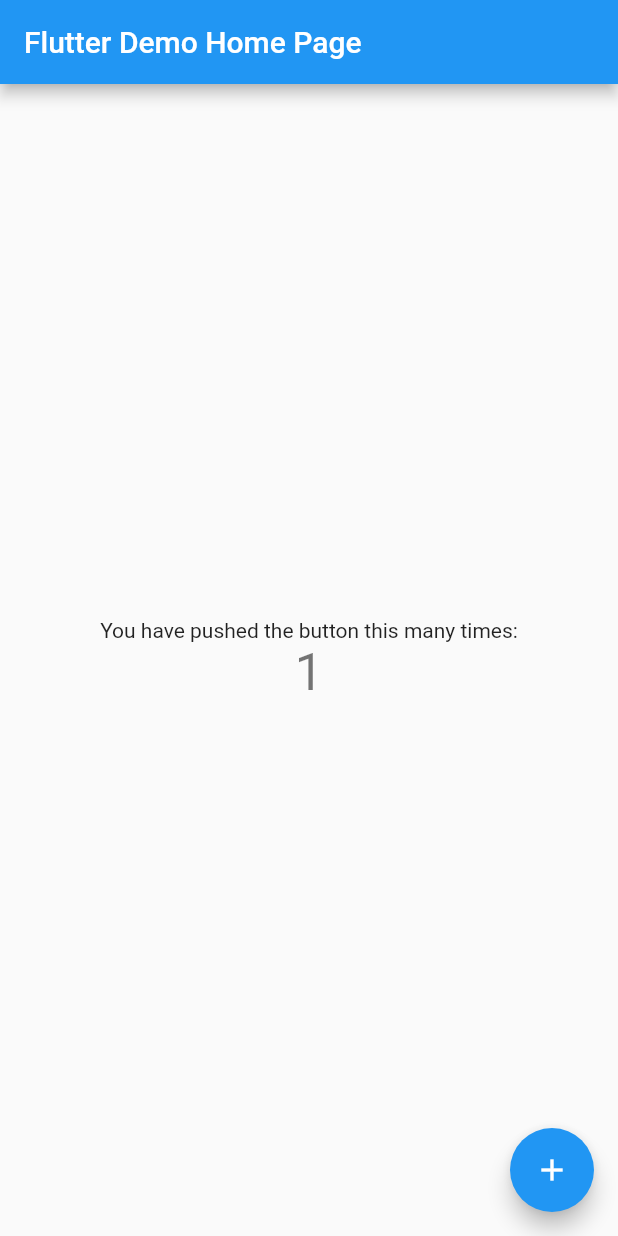
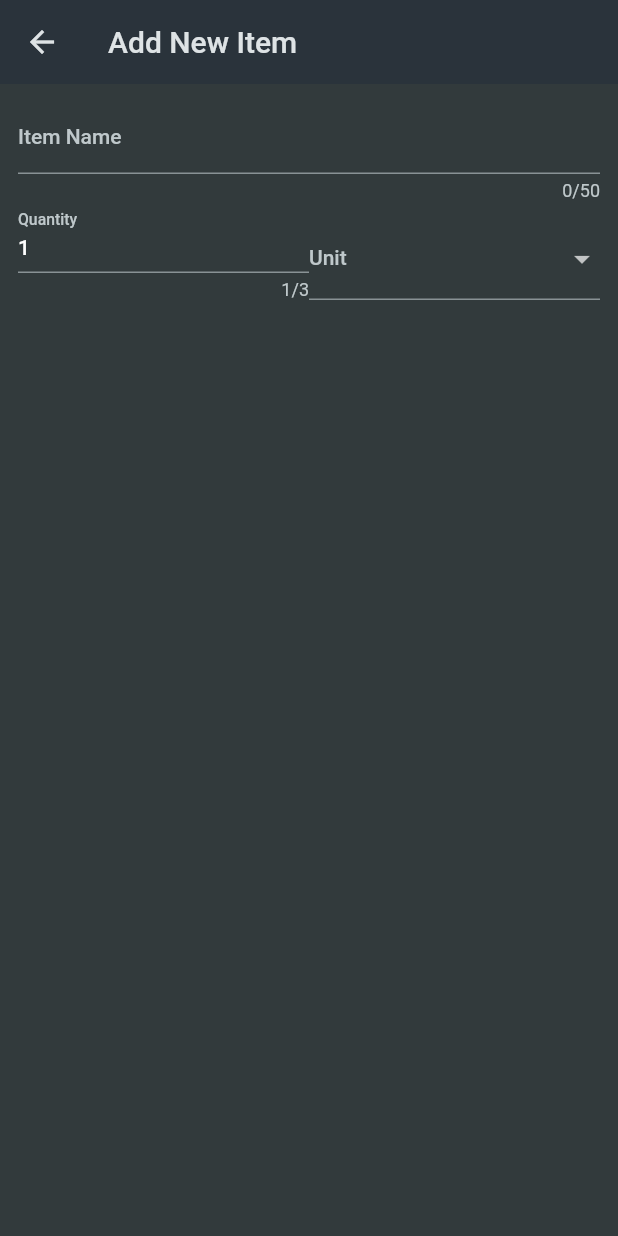
Before and after one commit to mmcdevitt1997/shopping_list, a Flutter app: the screen it shows after launch, after a tap on the "add" icon, on a phone screen of 412 x 824 dp. Run offline on Flutter 3.47's test engine with Material 2 defaults, Android fonts, the phone set to English and light mode, and no system bars.

```diff
--- /dev/null
+++ b/lib/data/categories.dart
@@ -0,0 +1,46 @@
+import 'package:flutter/material.dart';
+
+import 'package:shopping_list/models/category.dart';
+
+const categories = {
+  Categories.vegetables: Category(
+    'Vegetables',
+    Color.fromARGB(255, 0, 255, 128),
+  ),
+  Categories.fruit: Category(
+    'Fruit',
+    Color.fromARGB(255, 145, 255, 0),
+  ),
+  Categories.meat: Category(
+    'Meat',
+    Color.fromARGB(255, 255, 102, 0),
+  ),
+  Categories.dairy: Category(
+    'Dairy',
+    Color.fromARGB(255, 0, 208, 255),
+  ),
+  Categories.carbs: Category(
+    'Carbs',
+    Color.fromARGB(255, 0, 60, 255),
+  ),
+  Categories.sweets: Category(
+    'Sweets',
+    Color.fromARGB(255, 255, 149, 0),
+  ),
+  Categories.spices: Category(
+    'Spices',
+    Color.fromARGB(255, 255, 187, 0),
+  ),
+  Categories.convenience: Category(
+    'Convenience',
+    Color.fromARGB(255, 191, 0, 255),
+  ),
+  Categories.hygiene: Category(
+    'Hygiene',
+    Color.fromARGB(255, 149, 0, 255),
+  ),
+  Categories.other: Category(
+    'Other',
+    Color.fromARGB(255, 0, 225, 255),
+  ),
+};
--- /dev/null
+++ b/lib/data/dummy_items.dart
@@ -0,0 +1,21 @@
+import 'package:shopping_list/models/category.dart';
+import 'package:shopping_list/models/grocery_item.dart';
+import 'package:shopping_list/data/categories.dart';
+
+final groceryItems = [
+  GroceryItem(
+      id: 'a',
+      name: 'Milk',
+      quantity: 1,
+      category: categories[Categories.dairy]!),
+  GroceryItem(
+      id: 'b',
+      name: 'Bananas',
+      quantity: 5,
+      category: categories[Categories.fruit]!),
+  GroceryItem(
+      id: 'c',
+      name: 'Beef Steak',
+      quantity: 1,
+      category: categories[Categories.meat]!),
+];
--- a/lib/main.dart
+++ b/lib/main.dart
@@ -1,4 +1,5 @@
 import 'package:flutter/material.dart';
+import 'package:shopping_list/widget/grocery_list.dart';
 
 void main() {
   runApp(const MyApp());
@@ -11,105 +12,17 @@ class MyApp extends StatelessWidget {
   @override
   Widget build(BuildContext context) {
     return MaterialApp(
-      title: 'Flutter Demo',
-      theme: ThemeData(
-        // This is the theme of your application.
-        //
-        // Try running your application with "flutter run". You'll see the
-        // application has a blue toolbar. Then, without quitting the app, try
-        // changing the primarySwatch below to Colors.green and then invoke
-        // "hot reload" (press "r" in the console where you ran "flutter run",
-        // or simply save your changes to "hot reload" in a Flutter IDE).
-        // Notice that the counter didn't reset back to zero; the application
-        // is not restarted.
-        primarySwatch: Colors.blue,
+      title: 'Flutter Groceries',
+      theme: ThemeData.dark().copyWith(
+        useMaterial3: true,
+        colorScheme: ColorScheme.fromSeed(
+          seedColor: const Color.fromARGB(255, 147, 229, 250),
+          brightness: Brightness.dark,
+          surface: const Color.fromARGB(255, 42, 51, 59),
+        ),
+        scaffoldBackgroundColor: const Color.fromARGB(255, 50, 58, 60),
       ),
-      home: const MyHomePage(title: 'Flutter Demo Home Page'),
+      home: const GroceryList(),
     );
   }
 }
-
-class MyHomePage extends StatefulWidget {
-  const MyHomePage({super.key, required this.title});
-
-  // This widget is the home page of your application. It is stateful, meaning
-  // that it has a State object (defined below) that contains fields that affect
-  // how it looks.
-
-  // This class is the configuration for the state. It holds the values (in this
-  // case the title) provided by the parent (in this case the App widget) and
-  // used by the build method of the State. Fields in a Widget subclass are
-  // always marked "final".
-
-  final String title;
-
-  @override
-  State<MyHomePage> createState() => _MyHomePageState();
-}
-
-class _MyHomePageState extends State<MyHomePage> {
-  int _counter = 0;
-
-  void _incrementCounter() {
-    setState(() {
-      // This call to setState tells the Flutter framework that something has
-      // changed in this State, which causes it to rerun the build method below
-      // so that the display can reflect the updated values. If we changed
-      // _counter without calling setState(), then the build method would not be
-      // called again, and so nothing would appear to happen.
-      _counter++;
-    });
-  }
-
-  @override
-  Widget build(BuildContext context) {
-    // This method is rerun every time setState is called, for instance as done
-    // by the _incrementCounter method above.
-    //
-    // The Flutter framework has been optimized to make rerunning build methods
-    // fast, so that you can just rebuild anything that needs updating rather
-    // than having to individually change instances of widgets.
-    return Scaffold(
-      appBar: AppBar(
-        // Here we take the value from the MyHomePage object that was created by
-        // the App.build method, and use it to set our appbar title.
-        title: Text(widget.title),
-      ),
-      body: Center(
-        // Center is a layout widget. It takes a single child and positions it
-        // in the middle of the parent.
-        child: Column(
-          // Column is also a layout widget. It takes a list of children and
-          // arranges them vertically. By default, it sizes itself to fit its
-          // children horizontally, and tries to be as tall as its parent.
-          //
-          // Invoke "debug painting" (press "p" in the console, choose the
-          // "Toggle Debug Paint" action from the Flutter Inspector in Android
-          // Studio, or the "Toggle Debug Paint" command in Visual Studio Code)
-          // to see the wireframe for each widget.
-          //
-          // Column has various properties to control how it sizes itself and
-          // how it positions its children. Here we use mainAxisAlignment to
-          // center the children vertically; the main axis here is the vertical
-          // axis because Columns are vertical (the cross axis would be
-          // horizontal).
-          mainAxisAlignment: MainAxisAlignment.center,
-          children: <Widget>[
-            const Text(
-              'You have pushed the button this many times:',
-            ),
-            Text(
-              '$_counter',
-              style: Theme.of(context).textTheme.headline4,
-            ),
-          ],
-        ),
-      ),
-      floatingActionButton: FloatingActionButton(
-        onPressed: _incrementCounter,
-        tooltip: 'Increment',
-        child: const Icon(Icons.add),
-      ), // This trailing comma makes auto-formatting nicer for build methods.
-    );
-  }
-}
--- /dev/null
+++ b/lib/models/category.dart
@@ -0,0 +1,21 @@
+import 'package:flutter/material.dart';
+
+enum Categories{
+  vegetables,
+  fruit,
+  meat,
+  dairy,
+  carbs,
+  sweets,
+  spices,
+  convenience,
+  hygiene,
+  other,
+}
+
+class Category {
+  const Category(this.title, this.color);
+
+  final String title;
+  final Color color;
+}
--- /dev/null
+++ b/lib/models/grocery_item.dart
@@ -0,0 +1,16 @@
+import 'category.dart';
+
+class GroceryItem {
+  final String id;
+  final String name;
+  final int quantity;
+  final Category category;
+
+  const GroceryItem({
+    required this.id,
+    required this.name,
+    required this.quantity,
+    required this.category,
+  });
+
+}
--- /dev/null
+++ b/lib/widget/grocery_list.dart
@@ -0,0 +1,49 @@
+import 'package:flutter/material.dart';
+import 'package:shopping_list/data/dummy_items.dart';
+import 'package:shopping_list/widget/new_item.dart';
+
+class GroceryList extends StatefulWidget {
+  const GroceryList({super.key});
+
+  @override
+  State<GroceryList> createState() => _GroceryListState();
+}
+
+class _GroceryListState extends State<GroceryList> {
+  void _addNewItem() {
+    Navigator.of(context).push(MaterialPageRoute(
+      builder: (context) => const NewItem(),
+    ));
+  }
+
+  @override
+  Widget build(BuildContext context) {
+    return Scaffold(
+      appBar: AppBar(
+        title: const Text('Grocery List'),
+        actions: [
+          IconButton(
+            icon: const Icon(Icons.add),
+            onPressed: _addNewItem,
+          ),
+        ],
+      ),
+      body: ListView.builder(
+        itemCount: groceryItems.length,
+        itemBuilder: ((context, index) => ListTile(
+              title: Text(groceryItems[index].name),
+              leading: Container(
+                width: 24,
+                height: 24,
+                decoration: BoxDecoration(
+                  color: groceryItems[index].category.color,
+                ),
+              ),
+              trailing: Text(
+                groceryItems[index].quantity.toString(),
+              ),
+            )),
+      ),
+    );
+  }
+}
--- /dev/null
+++ b/lib/widget/new_item.dart
@@ -0,0 +1,86 @@
+import 'package:flutter/material.dart';
+import 'package:shopping_list/data/categories.dart';
+
+class NewItem extends StatefulWidget {
+  const NewItem({super.key});
+
+  @override
+  State<NewItem> createState() => _NewItemState();
+}
+
+class _NewItemState extends State<NewItem> {
+  @override
+  Widget build(BuildContext context) {
+    return Scaffold(
+      appBar: AppBar(
+        title: const Text('Add New Item'),
+      ),
+      body:  Padding(
+        padding: EdgeInsets.all(12.0),
+        child: Form(
+          child: Column(
+            children: [
+            TextFormField(
+              maxLength:50,
+              decoration: const InputDecoration(
+                labelText: 'Item Name',
+              ),
+              validator:((value) {
+                if (value == null || value.isEmpty) {
+                  return 'Please enter some text';
+                }
+                return null;
+              }),
+            ),
+            Row(
+              crossAxisAlignment: CrossAxisAlignment.end,
+              children: [
+                Expanded(
+                  child: TextFormField(
+                    maxLength: 3,
+                    decoration: const InputDecoration(
+                      labelText: 'Quantity',
+                    ),
+                    initialValue: '1',
+                    validator:((value) {
+                      if (value == null || value.isEmpty) {
+                        return 'Please enter some text';
+                      }
+                      return null;
+                    }),
+                  ),
+                ),
+                Expanded(
+                  child: DropdownButtonFormField(
+                    decoration: const InputDecoration(
+                      labelText: 'Unit',
+                    ),
+                    items:[ for (final category in categories.entries)
+                      DropdownMenuItem(
+                        value: category.value,
+                        child: Row(
+                          children: [
+                            Container(
+                              width: 14,
+                              height: 14,
+                              decoration: BoxDecoration(
+                                color: category.value.color,
+                              ),
+                            ),
+                            Text(category.value.title),
+                          ],
+                        ),
+                      ),
+                    ],
+                    onChanged: (value) {},
+                  ),
+                ),
+              ],
+            )
+
+          ]),
+        ),
+      ),
+    );
+  }
+}
```
Also changed, not shown: 1 other file.
